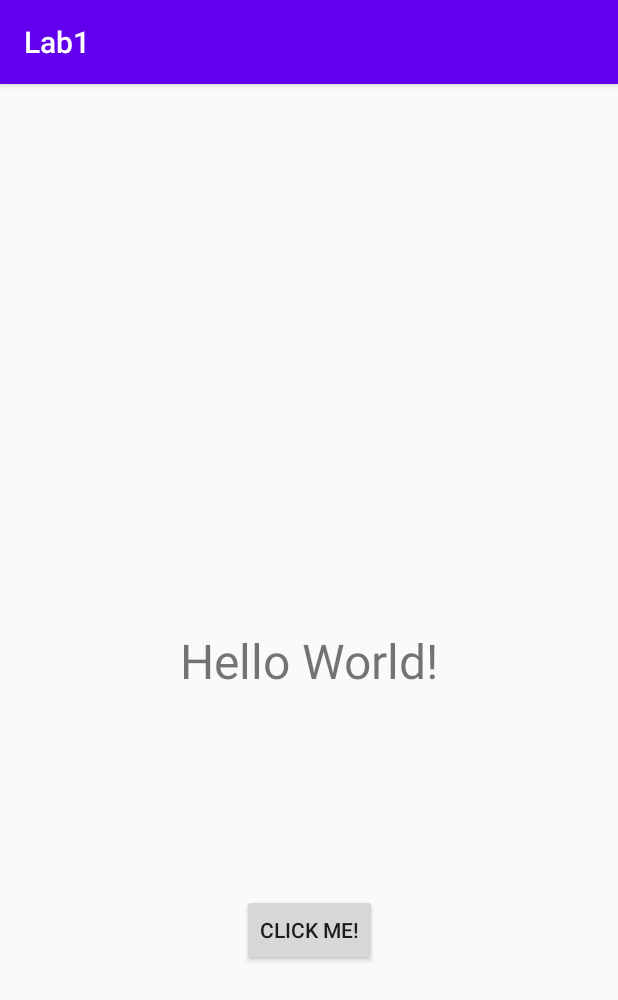
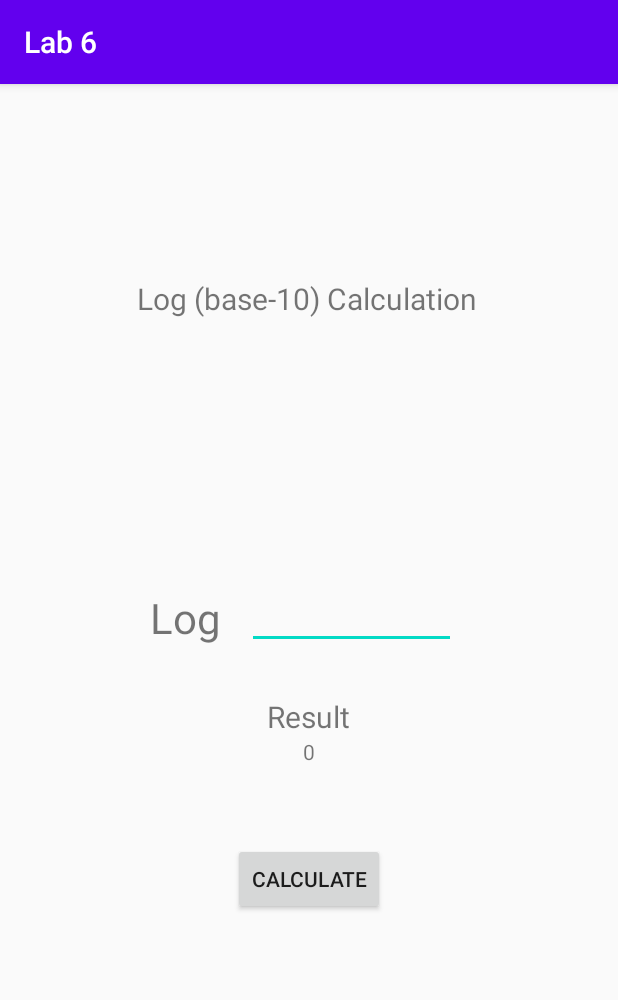
Before and after one commit to khrisnaa3/TKTPL, an Android app: the screen it shows after launch (MainActivity), on a phone screen of 412 x 824 dp. Shown: the top 1000 px of the screen. Run offline under Robolectric (Android 15) with nearby library versions, the phone set to English and light mode, and no system bars; 1 statement that could not run was skipped.

Commit message:
Lab 6 DONE

```diff
--- a/app/src/main/AndroidManifest.xml
+++ b/app/src/main/AndroidManifest.xml
@@ -5,7 +5,7 @@
     <application
         android:allowBackup="true"
         android:icon="@mipmap/ic_launcher"
-        android:label="@string/app_name"
+        android:label="Lab 6"
         android:roundIcon="@mipmap/ic_launcher_round"
         android:supportsRtl="true"
         android:theme="@style/AppTheme">
--- a/app/src/main/java/com/example/lab1/MainActivity.kt
+++ b/app/src/main/java/com/example/lab1/MainActivity.kt
@@ -9,14 +9,19 @@ class MainActivity : AppCompatActivity() {
         super.onCreate(savedInstanceState)
         setContentView(R.layout.activity_main)
 
-        var counter = 0
         tombol.setOnClickListener {
-            counter++
-            if (counter%2 == 0) {
-                teks.setText("I'm Khrisna")
-            } else {
-                teks.setText("Hello World!")
+            if (!editText.text.isNullOrEmpty()) {
+                val number = editText.text.toString().toDouble()
+                tvRes.text = logCalculation(number).toString()
             }
         }
     }
+
+    private external fun logCalculation(number: Double): Double
+
+    companion object {
+        init {
+            System.loadLibrary("cpp_code")
+        }
+    }
 }
--- a/app/src/main/res/layout/activity_main.xml
+++ b/app/src/main/res/layout/activity_main.xml
@@ -10,12 +10,51 @@
         android:id="@+id/teks"
         android:layout_width="wrap_content"
         android:layout_height="wrap_content"
-        android:text="Hello World!"
-        android:textSize="32sp"
+        android:layout_marginStart="100dp"
+        android:layout_marginLeft="100dp"
+        android:layout_marginTop="162dp"
+        android:layout_marginBottom="393dp"
+        android:text="Log"
+        android:textSize="28sp"
         app:layout_constraintBottom_toBottomOf="parent"
-        app:layout_constraintLeft_toLeftOf="parent"
-        app:layout_constraintRight_toRightOf="parent"
-        app:layout_constraintTop_toTopOf="parent" />
+        app:layout_constraintStart_toStartOf="parent"
+        app:layout_constraintTop_toBottomOf="@+id/textView"
+        app:layout_constraintVertical_bias="1.0" />
+
+    <EditText
+        android:id="@+id/editText"
+        android:layout_width="139dp"
+        android:layout_height="45dp"
+        android:layout_marginStart="17dp"
+        android:layout_marginLeft="17dp"
+        android:layout_marginTop="241dp"
+        android:layout_marginEnd="94dp"
+        android:layout_marginRight="94dp"
+        android:layout_marginBottom="129dp"
+        android:ems="10"
+        android:inputType="number"
+        android:maxLength="3"
+        app:layout_constraintBottom_toTopOf="@+id/tombol"
+        app:layout_constraintEnd_toEndOf="parent"
+        app:layout_constraintHorizontal_bias="0.0"
+        app:layout_constraintStart_toEndOf="@+id/teks"
+        app:layout_constraintTop_toTopOf="parent"
+        app:layout_constraintVertical_bias="1.0" />
+
+    <TextView
+        android:id="@+id/teks2"
+        android:layout_width="wrap_content"
+        android:layout_height="wrap_content"
+        android:layout_marginStart="177dp"
+        android:layout_marginLeft="177dp"
+        android:layout_marginTop="31dp"
+        android:layout_marginEnd="178dp"
+        android:layout_marginRight="178dp"
+        android:text="Result"
+        android:textSize="20sp"
+        app:layout_constraintEnd_toEndOf="parent"
+        app:layout_constraintStart_toStartOf="parent"
+        app:layout_constraintTop_toBottomOf="@+id/editText" />
 
     <Button
         android:id="@+id/tombol"
@@ -27,10 +66,37 @@
         android:layout_marginEnd="161dp"
         android:layout_marginRight="161dp"
         android:layout_marginBottom="177dp"
-        android:text="Click Me!"
+        android:text="Calculate"
         app:layout_constraintBottom_toBottomOf="parent"
         app:layout_constraintEnd_toEndOf="parent"
         app:layout_constraintStart_toStartOf="parent"
-        app:layout_constraintTop_toBottomOf="@+id/teks" />
+        app:layout_constraintTop_toBottomOf="@+id/teks"
+        app:layout_constraintVertical_bias="0.0" />
+
+    <TextView
+        android:id="@+id/tvRes"
+        android:layout_width="wrap_content"
+        android:layout_height="wrap_content"
+        android:text="0"
+        app:layout_constraintEnd_toEndOf="parent"
+        app:layout_constraintStart_toStartOf="parent"
+        app:layout_constraintTop_toBottomOf="@+id/teks2" />
+
+    <TextView
+        android:id="@+id/textView"
+        android:layout_width="wrap_content"
+        android:layout_height="wrap_content"
+        android:layout_marginStart="175dp"
+        android:layout_marginLeft="175dp"
+        android:layout_marginTop="88dp"
+        android:layout_marginEnd="178dp"
+        android:layout_marginRight="178dp"
+        android:layout_marginBottom="134dp"
+        android:text="Log (base-10) Calculation"
+        android:textSize="20dp"
+        app:layout_constraintBottom_toTopOf="@+id/editText"
+        app:layout_constraintEnd_toEndOf="parent"
+        app:layout_constraintStart_toStartOf="parent"
+        app:layout_constraintTop_toTopOf="parent" />
 
 </androidx.constraintlayout.widget.ConstraintLayout>
```
Also changed, not shown: app/build.gradle (+18 -5 lines), app/src/main/cpp/CMakeLists.txt (added, +18 -0 lines), 1 other file.
